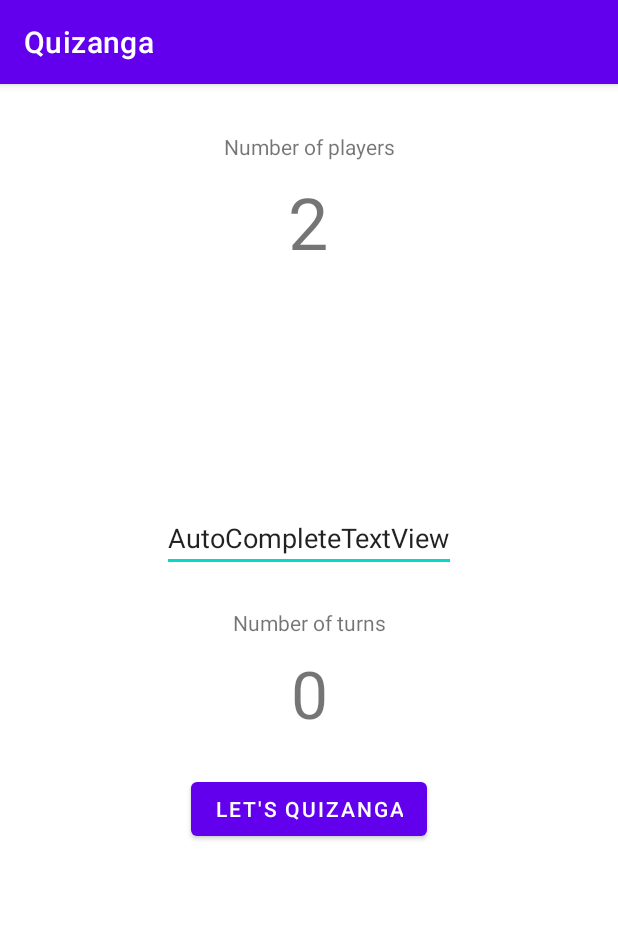
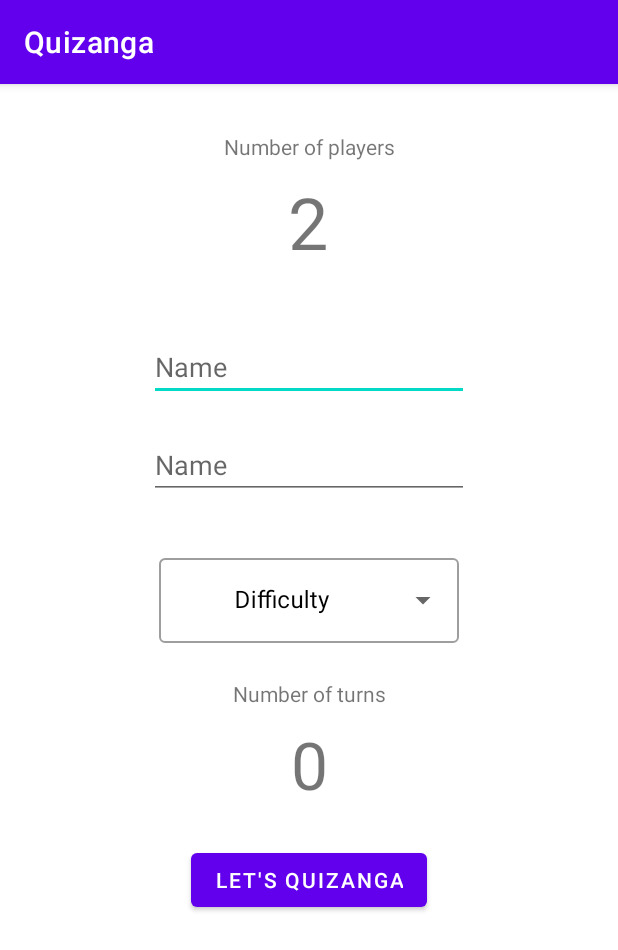
Before and after one commit to michalguspiel/Quizanga, an Android app: the SetGameFragment screen opened directly, with no data from a screen before it, on a phone screen of 412 x 824 dp. Shown: the top 950 px of the screen. Run offline under Robolectric (Android 15) with nearby library versions, the phone set to English and light mode, and no system bars.

Commit message:
Implemented list in setgame fragment.

```diff
--- a/app/src/main/java/com/erdees/quizanga/fragments/SetGameFragment.kt
+++ b/app/src/main/java/com/erdees/quizanga/fragments/SetGameFragment.kt
@@ -2,21 +2,25 @@ package com.erdees.quizanga.fragments
 
 import android.app.AlertDialog
 import android.os.Bundle
+import android.util.Log
+import android.view.Gravity
 import android.view.LayoutInflater
 import android.view.View
 import android.view.ViewGroup
-import android.widget.ListView
-import android.widget.NumberPicker
-import android.widget.TextView
+import android.widget.*
 import androidx.fragment.app.Fragment
 import androidx.lifecycle.Observer
 import androidx.lifecycle.ViewModelProvider
 import com.erdees.quizanga.QuizangaApplication
 import com.erdees.quizanga.R
 import com.erdees.quizanga.adapters.SetGamePlayerListAdapter
+import com.erdees.quizanga.levelOfDifficult.Easy
+import com.erdees.quizanga.levelOfDifficult.Hard
+import com.erdees.quizanga.levelOfDifficult.LevelOfDifficult
+import com.erdees.quizanga.models.Player
 import com.erdees.quizanga.viewModels.SetGameFragmentViewModel
 
-class SetGameFragment : Fragment() {
+class SetGameFragment : Fragment(), AdapterView.OnItemClickListener {
 
     lateinit var application: QuizangaApplication
     lateinit var playersCountTextView: TextView
@@ -26,19 +30,37 @@ class SetGameFragment : Fragment() {
     lateinit var turnsNumberPicker: NumberPicker
     lateinit var playersNumberPicker: NumberPicker
     lateinit var listView : ListView
+    lateinit var playerListLayout : LinearLayout
+    lateinit var viewModel : SetGameFragmentViewModel
+    lateinit var startGameButton: Button
+    private val playerList = mutableListOf<Player>()
 
-    lateinit var viewModel : SetGameFragmentViewModel
+    private lateinit var levelsList : List<LevelOfDifficult>
+    private lateinit var levelsSpinner : AutoCompleteTextView
+    override fun onResume() {
+        levelsList = listOf(Easy(), Hard())
+        val levelsAdapter = ArrayAdapter(requireActivity(), R.layout.support_simple_spinner_dropdown_item, levelsList.map{it.name})
+        with(levelsSpinner) {
+            setSelection(0)
+            setAdapter(levelsAdapter)
+            onItemClickListener = this@SetGameFragment
+            gravity = Gravity.CENTER
+            id = 0
+        }
+        super.onResume()
+    }
 
     override fun onCreateView(inflater: LayoutInflater, container: ViewGroup?, savedInstanceState: Bundle?): View? {
         val view = inflater.inflate(R.layout.set_game_fragment, container, false)
         viewModel = ViewModelProvider(this).get(SetGameFragmentViewModel::class.java)
 
 
-
         /**Binders*/
         playersCountTextView = view.findViewById(R.id.view_set_game_player_count)
         roundCountTextView = view.findViewById(R.id.view_set_game_number_of_turns_tv)
-        listView = view.findViewById(R.id.view_set_game_player_list)
+        playerListLayout = view.findViewById(R.id.view_set_game_player_list_layout)
+        startGameButton = view.findViewById(R.id.view_set_game_start_button)
+        levelsSpinner = view.findViewById(R.id.view_set_game_difficult_level)
         /**Buttons*/
         playersCountTextView.setOnClickListener {
             pickAmountOfPlayers()
@@ -46,8 +68,11 @@ class SetGameFragment : Fragment() {
         roundCountTextView.setOnClickListener {
             pickNumberOfTurns()
         }
+        startGameButton.setOnClickListener {
+            saveListOfPlayersFromLayoutToList()
+        }
+
         setUpBasicSettings()
-        val listAdapter = SetGamePlayerListAdapter(requireContext(), listOf())
 
         /**Listening to LiveData*/
         viewModel.getAmountOfGameTurns().observe(viewLifecycleOwner,  { amount ->
@@ -57,10 +82,43 @@ class SetGameFragment : Fragment() {
         viewModel.getAmountOfPlayers().observe(viewLifecycleOwner,{amount ->
             application.game.setAmountOfPlayers(amount)
             playersCountTextView.text = application.game.playersAmount.toString()
+            saveListOfPlayersFromLayoutToList()
+            setListOfPlayersAccordingly(amount)
+
         })
 
 
         return view
+    }
+
+    private fun prePopulateListWithPreviousNames(list: List<Player>,index: Int){
+        val thisRow = playerListLayout.getChildAt(index)
+        val thisEditText = thisRow.findViewById<EditText>(R.id.item_set_game_name_edittext)
+        thisEditText.setText(list[index].name)
+    }
+
+    private fun saveListOfPlayersFromLayoutToList(){
+    val count = playerListLayout.childCount
+        for(i in 0 until(count)){
+            val rowView = playerListLayout.getChildAt(i)
+            val editText = rowView.findViewById<EditText>(R.id.item_set_game_name_edittext)
+            if(!editText.text.isNullOrBlank()) {
+                val newPlayer = Player(editText.text.toString(),0)
+                playerList.add(newPlayer)
+            }
+            else playerList.add(Player("",0))
+        }
+    }
+
+    private fun setListOfPlayersAccordingly(number: Int){
+        playerListLayout.removeAllViews()
+        for(i in 0 until number) {
+            val inflater = LayoutInflater.from(requireContext())
+                .inflate(R.layout.item_set_game_player_list, null)
+            playerListLayout.addView(inflater)
+          if(playerList.size > i)  prePopulateListWithPreviousNames(playerList,i)
+        }
+        playerList.clear()
     }
 
     private fun pickAmountOfPlayers() {
@@ -115,11 +173,14 @@ class SetGameFragment : Fragment() {
 
     private fun setUpBasicSettings(){
         viewModel.setAmountOfPlayers(playersCountTextView.text.toString().toInt())
-       // application.game.playersAmount = playersCountTextView.text.toString().toInt()
     }
 
     companion object {
         const val TAG = "SetGameFragment"
         fun newInstance(): SetGameFragment = SetGameFragment()
     }
+
+    override fun onItemClick(parent: AdapterView<*>?, view: View?, position: Int, id: Long) {
+    Log.i("TEST","Clicked somewhere")
+    }
 }
--- a/app/src/main/java/com/erdees/quizanga/levelOfDifficult/Easy.kt
+++ b/app/src/main/java/com/erdees/quizanga/levelOfDifficult/Easy.kt
@@ -1,6 +1,6 @@
 package com.erdees.quizanga.levelOfDifficult
 
-class Easy : LevelOfDifficult {
+class Easy(override var name: String = "Easy") : LevelOfDifficult {
 
     override fun pointsRemovedPerWrongAnswer(): Int = 0
     override fun pointsAddedForCorrectAnswer(): Int = 100
--- a/app/src/main/java/com/erdees/quizanga/levelOfDifficult/Hard.kt
+++ b/app/src/main/java/com/erdees/quizanga/levelOfDifficult/Hard.kt
@@ -1,6 +1,6 @@
 package com.erdees.quizanga.levelOfDifficult
 
-class Hard : LevelOfDifficult {
+class Hard(override var name: String = "Hard") : LevelOfDifficult {
     override fun pointsAddedForCorrectAnswer(): Int = 100
     override fun pointsRemovedPerWrongAnswer(): Int = 50
 }
--- a/app/src/main/java/com/erdees/quizanga/levelOfDifficult/LevelOfDifficult.kt
+++ b/app/src/main/java/com/erdees/quizanga/levelOfDifficult/LevelOfDifficult.kt
@@ -1,6 +1,7 @@
 package com.erdees.quizanga.levelOfDifficult
 
 interface LevelOfDifficult {
+    var name: String
     fun pointsRemovedPerWrongAnswer(): Int
     fun pointsAddedForCorrectAnswer(): Int
 }
--- a/app/src/main/res/layout/item_set_game_player_list.xml
+++ b/app/src/main/res/layout/item_set_game_player_list.xml
@@ -16,7 +16,7 @@
         android:layout_marginBottom="2dp"
         android:ems="10"
         android:inputType="textPersonName"
-        android:text="Name"
+        android:hint="Name"
         app:layout_constraintBottom_toBottomOf="parent"
         app:layout_constraintEnd_toEndOf="parent"
         app:layout_constraintStart_toStartOf="parent"
--- a/app/src/main/res/layout/set_game_fragment.xml
+++ b/app/src/main/res/layout/set_game_fragment.xml
@@ -20,15 +20,30 @@
             app:layout_constraintStart_toStartOf="parent"
             app:layout_constraintTop_toBottomOf="@+id/view_set_game_number_of_turns_tv" />
 
-        <AutoCompleteTextView
-            android:id="@+id/view_set_game_difficult_level"
-            android:layout_width="wrap_content"
+
+        <com.google.android.material.textfield.TextInputLayout
+            style="@style/Widget.MaterialComponents.TextInputLayout.OutlinedBox.ExposedDropdownMenu"
+            android:id="@+id/view_set_game_difficult_level_layout"
+            android:layout_width="200dp"
             android:layout_height="wrap_content"
+            android:hint="Difficulty"
+            android:textColorHint="@color/black"
+            android:textSize="16sp"
+            android:textStyle="bold"
             android:layout_marginTop="24dp"
-            android:text="AutoCompleteTextView"
             app:layout_constraintEnd_toEndOf="parent"
             app:layout_constraintStart_toStartOf="parent"
-            app:layout_constraintTop_toBottomOf="@+id/view_set_game_player_list" />
+            app:layout_constraintTop_toBottomOf="@+id/view_set_game_player_list_layout">
+
+            <AutoCompleteTextView
+                android:id="@+id/view_set_game_difficult_level"
+                android:layout_width="match_parent"
+                android:layout_height="match_parent"
+                android:layout_weight="1"
+                android:inputType="none" />
+
+        </com.google.android.material.textfield.TextInputLayout>
+
 
         <TextView
             android:id="@+id/textView2"
@@ -53,14 +68,15 @@
             app:layout_constraintStart_toStartOf="parent"
             app:layout_constraintTop_toBottomOf="@+id/textView2" />
 
-        <ListView
-            android:id="@+id/view_set_game_player_list"
+        <LinearLayout
+            android:id="@+id/view_set_game_player_list_layout"
             android:layout_width="match_parent"
-            android:layout_height="100dp"
+            android:layout_height="wrap_content"
             android:layout_marginTop="32dp"
             app:layout_constraintEnd_toEndOf="parent"
             app:layout_constraintStart_toStartOf="parent"
-            app:layout_constraintTop_toBottomOf="@id/view_set_game_player_count" />
+            app:layout_constraintTop_toBottomOf="@id/view_set_game_player_count"
+            android:orientation="vertical" />
 
         <TextView
             android:id="@+id/view_set_game_number_of_turns_text_tv"
@@ -70,7 +86,7 @@
             android:text="Number of turns"
             app:layout_constraintEnd_toEndOf="parent"
             app:layout_constraintStart_toStartOf="parent"
-            app:layout_constraintTop_toBottomOf="@+id/view_set_game_difficult_level" />
+            app:layout_constraintTop_toBottomOf="@+id/view_set_game_difficult_level_layout" />
 
         <TextView
             android:id="@+id/view_set_game_number_of_turns_tv"
```
Also changed, not shown: app/src/main/java/com/erdees/quizanga/adapters/SetGamePlayerListAdapter.kt (+33 -6 lines), 1 other file.
